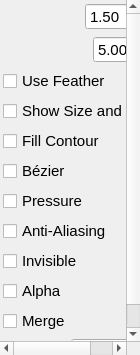
This is app/ui/tooloptions.ui in pencil2d/pencil as Qt 5 draws it before an edit. The edited form follows.
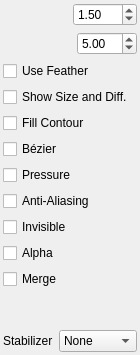
This is the edited form. Custom widgets are drawn as their Qt base class.

Commit message:
Remove setting font specifically on widgets
instead use qstylesheet and it might work better.

```diff
--- a/app/ui/tooloptions.ui
+++ b/app/ui/tooloptions.ui
@@ -16,11 +16,6 @@
     <height>0</height>
    </size>
   </property>
-  <property name="font">
-   <font>
-    <pointsize>11</pointsize>
-   </font>
-  </property>
   <property name="windowTitle">
    <string>Form</string>
   </property>
```
The commit also changes 8 other files.
